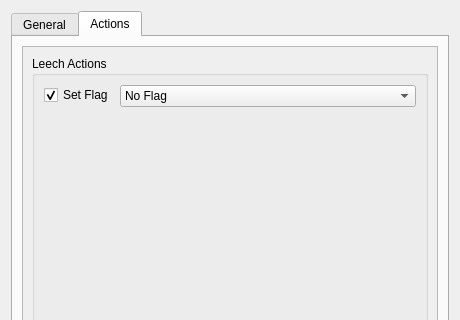
The window that res/ui/options_dialog.ui (iamjustkoi/LeechToolkit) describes before a commit, drawn with Qt 5; both pictures show x 0 to 460 and y 0 to 320 of the 460 by 462 pixel window.
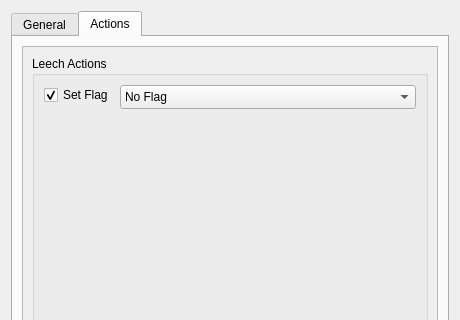
The same window after the commit. The open tabs and pages were chosen to show the change.

Commit message: Flag options label and icon updates

Diff of the .ui file:
```diff
--- a/res/ui/options_dialog.ui
+++ b/res/ui/options_dialog.ui
@@ -360,6 +360,9 @@
                 </item>
                 <item row="0" column="1">
                  <widget class="QComboBox" name="flagDropdown">
+                  <property name="sizeAdjustPolicy">
+                   <enum>QComboBox::AdjustToMinimumContentsLengthWithIcon</enum>
+                  </property>
                   <item>
                    <property name="text">
                     <string>No Flag</string>
```
Left out of the diff: 2 changed lines with no effect on the pictures. The commit also changes 2 other files.
